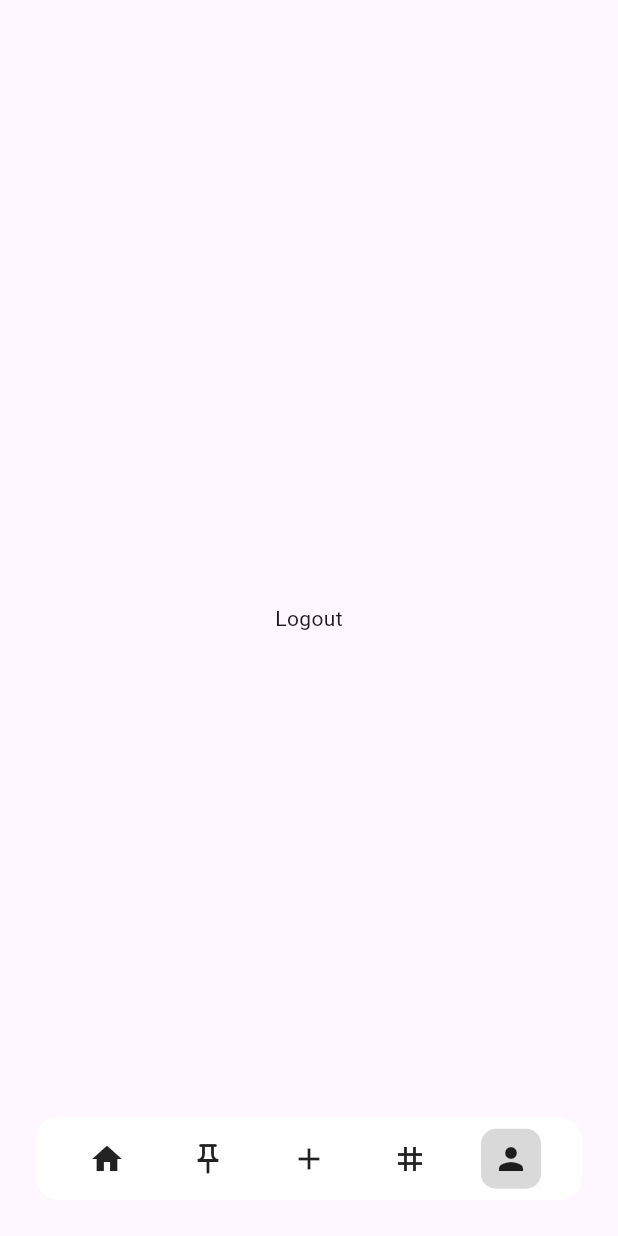
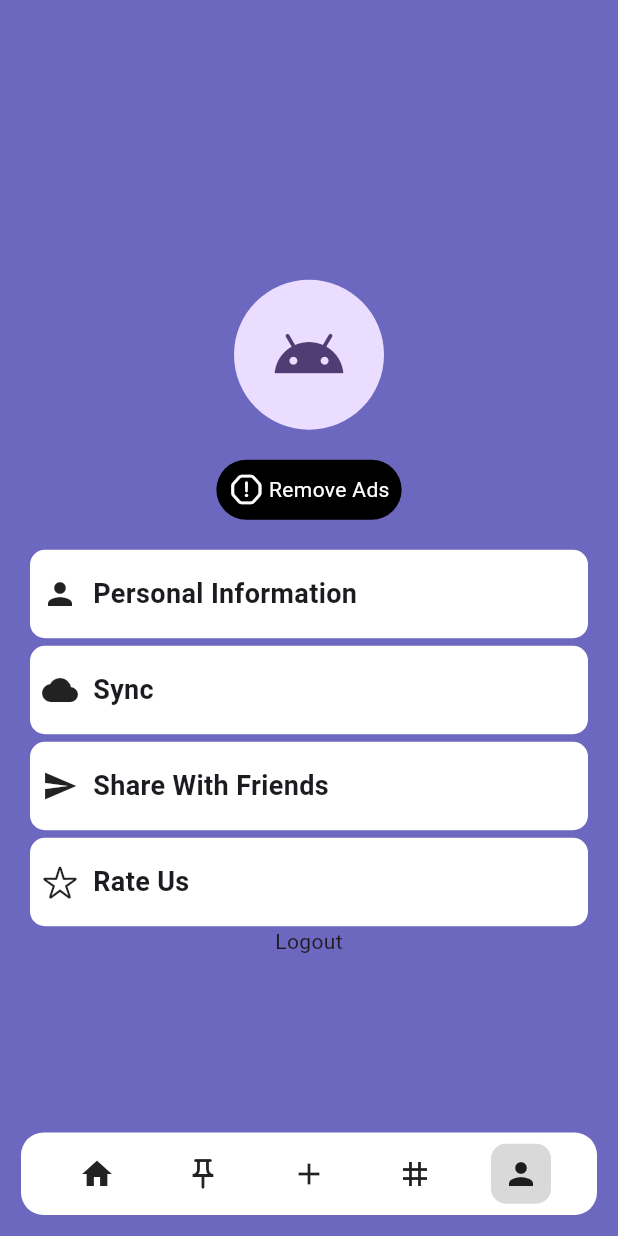
Before and after one commit to AayushPandeyy/notes_app_flutter, a Flutter app: the screen it shows once a user with an empty profile is signed in, item 5 of the bottom bar chosen, on a phone screen of 412 x 824 dp. Run offline on Flutter 3.47's test engine with Material 3 defaults, Android fonts, the phone set to English and light mode, and no system bars; our stand-ins replace cloud_firestore, firebase_auth, firebase_core, loading_animation_widget; missing offline and left inert: flutter_quill; accounts and stored records are empty; network calls fail.

Commit message:
Update screen loaded with data

```diff
--- a/lib/constants/ColorsToUse.dart
+++ b/lib/constants/ColorsToUse.dart
@@ -2,4 +2,20 @@ import 'package:flutter/material.dart';
 
 class ColorsToUse {
   Color primaryColor = const Color(0xff6d68bf);
+  List<Color> lightColors = [
+  const Color(0xFFFFF9C4), // Light Yellow
+  const Color(0xFFFFE0B2), // Light Orange
+  const Color(0xFFFFF3E0), // Light Cream
+  const Color(0xFFBBDEFB), // Light Blue
+  const Color(0xFFB3E5FC), // Light Sky Blue
+  const Color(0xFFB2EBF2), // Light Cyan
+  const Color(0xFFC8E6C9), // Light Green
+  const Color(0xFFD1C4E9), // Light Purple
+  const Color(0xFFF8BBD0), // Light Pink
+  const Color(0xFFFFCDD2), // Light Red
+  const Color(0xFFFFF176), // Light Lemon Yellow
+  const Color(0xFFE6EE9C), // Light Lime
+  const Color(0xFFDCEDC8), // Light Greenish
+  const Color(0xFFFFF8E1), // Light Beige
+];
 }
--- a/lib/pages/HomePage.dart
+++ b/lib/pages/HomePage.dart
@@ -42,7 +42,7 @@ class _HomePageState extends State<HomePage> {
           Align(
             alignment: Alignment.bottomCenter,
             child: Container(
-              margin: const EdgeInsets.only(right: 24, bottom: 24, left: 24),
+              margin: const EdgeInsets.only(right: 14, bottom: 14, left: 14),
               height: 55,
               width: double.infinity,
               decoration: BoxDecoration(
--- a/lib/pages/PinnedPage.dart
+++ b/lib/pages/PinnedPage.dart
@@ -1,7 +1,10 @@
+import 'dart:math';
+
 import 'package:flutter/material.dart';
 import 'package:flutter_staggered_grid_view/flutter_staggered_grid_view.dart';
 import 'package:intl/intl.dart';
 import 'package:loading_animation_widget/loading_animation_widget.dart';
+import 'package:notes_app_flutter/constants/ColorsToUse.dart';
 import 'package:notes_app_flutter/firebase/FirestoreService.dart';
 import "package:flutter_quill/flutter_quill.dart" as quill;
 import 'package:notes_app_flutter/widgets/homePage/NoteBox.dart';
@@ -52,7 +55,7 @@ class _PinnedPageState extends State<PinnedPage> {
                   content: _controller.document.toPlainText(),
                   controller: _controller,
                   title: data["title"],
-                  bgColor: const Color(0xfffaf2ea),
+                  bgColor: ColorsToUse().lightColors[Random().nextInt(14)],
                 ),
               ),
             );
--- a/lib/pages/ProfilePage.dart
+++ b/lib/pages/ProfilePage.dart
@@ -1,5 +1,6 @@
 import 'package:flutter/cupertino.dart';
 import 'package:flutter/material.dart';
+import 'package:notes_app_flutter/constants/ColorsToUse.dart';
 import 'package:notes_app_flutter/firebase/AuthService.dart';
 import 'package:notes_app_flutter/pages/auth/LoginScreen.dart';
 
@@ -14,16 +15,105 @@ class _ProfilePageState extends State<ProfilePage> {
   @override
   Widget build(BuildContext context) {
     return Scaffold(
-      body: Center(
+      backgroundColor: ColorsToUse().primaryColor,
+      body: Column(
+        mainAxisAlignment: MainAxisAlignment.center,
+        children: [
+          const CircleAvatar(
+            radius: 50,
+            child: Icon(
+              Icons.android_outlined,
+              size: 50,
+            ),
+          ),
+          const SizedBox(
+            height: 20,
+          ),
+          Container(
+            // width: MediaQuery.sizeOf(context).width * 0.3,
+            decoration: BoxDecoration(
+                color: Colors.black, borderRadius: BorderRadius.circular(20)),
+            child: const Padding(
+              padding: EdgeInsets.all(8.0),
+              child: Row(
+                mainAxisSize: MainAxisSize.min,
+                mainAxisAlignment: MainAxisAlignment.center,
+                children: [
+                  Icon(
+                    CupertinoIcons.exclamationmark_octagon,
+                    color: Colors.white,
+                  ),
+                  SizedBox(
+                    width: 3,
+                  ),
+                  Text(
+                    "Remove Ads",
+                    style: TextStyle(color: Colors.white),
+                  )
+                ],
+              ),
+            ),
+          ),
+          const SizedBox(
+            height: 20,
+          ),
+          Column(
+            children: [
+              ProfileBox("Personal Information", Icons.person),
+              const SizedBox(
+                height: 5,
+              ),
+              ProfileBox("Sync", Icons.cloud),
+              const SizedBox(
+                height: 5,
+              ),
+              ProfileBox("Share With Friends", Icons.send),
+              const SizedBox(
+                height: 5,
+              ),
+              ProfileBox("Rate Us", CupertinoIcons.star)
+            ],
+          ),
+          Center(
             child: GestureDetector(
               onTap: () {
                 AuthService().logout();
-            Navigator.pushReplacement(context,
-                CupertinoPageRoute(builder: (context) => const LoginScreen()));
+                Navigator.pushReplacement(
+                    context,
+                    CupertinoPageRoute(
+                        builder: (context) => const LoginScreen()));
               },
               child: const Text("Logout"),
             ),
           ),
+        ],
+      ),
     );
   }
 }
+
+Widget ProfileBox(String title, IconData icon) {
+  return Padding(
+    padding: const EdgeInsets.symmetric(horizontal: 20),
+    child: Container(
+      height: 59,
+      decoration: BoxDecoration(
+          borderRadius: BorderRadius.circular(10), color: Colors.white),
+      child: Padding(
+        padding: const EdgeInsets.all(8.0),
+        child: Row(
+          children: [
+            Icon(icon),
+            const SizedBox(
+              width: 10,
+            ),
+            Text(
+              title,
+              style: const TextStyle(fontWeight: FontWeight.bold, fontSize: 18),
+            )
+          ],
+        ),
+      ),
+    ),
+  );
+}
```
Also changed, not shown: lib/pages/CreateNotesScreen.dart (+15 -4 lines), lib/pages/LandingPage.dart (+22 -4 lines), lib/widgets/homePage/NoteBox.dart (+5 -10 lines). Lines whose indentation alone changed are shown as unchanged.
